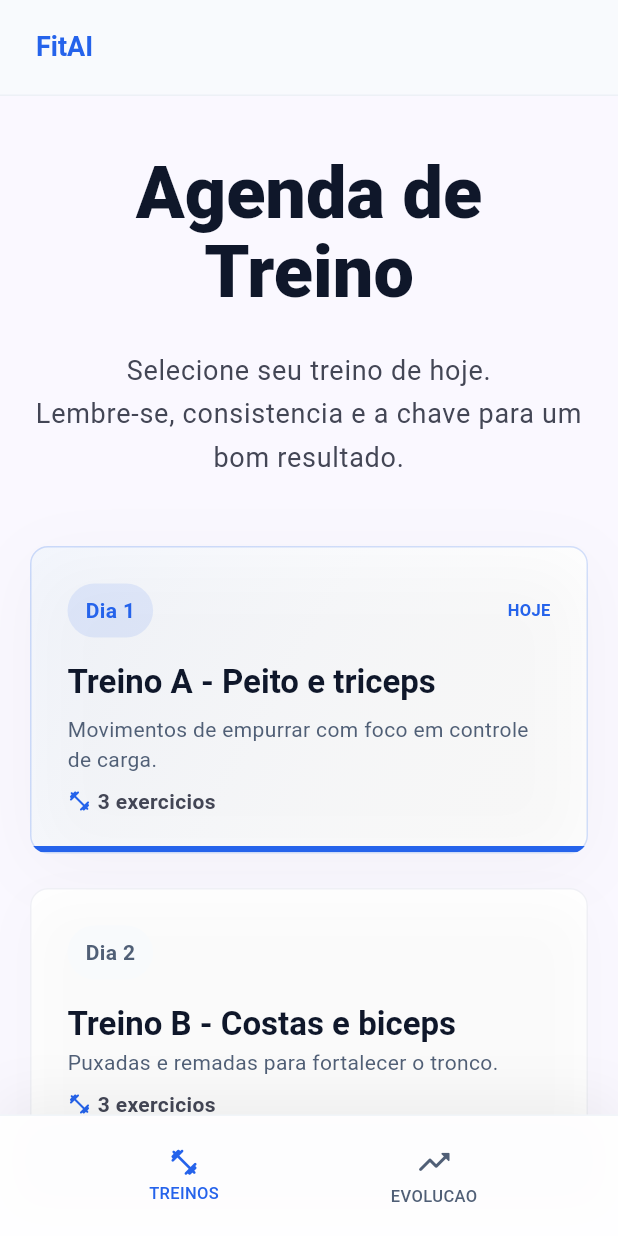
After one commit to queirozzruan/FitAI-app, a Flutter app: the HomeScreen screen opened by its route, on a phone screen of 412 x 824 dp. The commit adds this screen. Run offline on Flutter 3.47's test engine with Material 3 defaults, Android fonts, the phone set to English and light mode, and no system bars.

Commit message:
feat: cria home com agenda de treinos

```diff
--- a/lib/app/routes.dart
+++ b/lib/app/routes.dart
@@ -1,5 +1,6 @@
 import 'package:fitai/features/anamnesis/presentation/anamnesis_screen.dart';
 import 'package:fitai/features/auth/presentation/auth_screen.dart';
+import 'package:fitai/features/home/presentation/home_screen.dart';
 import 'package:fitai/features/onboarding/presentation/onboarding_screen.dart';
 import 'package:fitai/features/splash/presentation/splash_screen.dart';
 import 'package:flutter/material.dart';
@@ -26,6 +27,11 @@ abstract final class AppRoutes {
         Navigator.of(context).pushReplacementNamed(anamnesis);
       },
     ),
-    anamnesis: (_) => const AnamnesisScreen(),
+    anamnesis: (context) => AnamnesisScreen(
+      onContinue: () {
+        Navigator.of(context).pushReplacementNamed(home);
+      },
+    ),
+    home: (_) => const HomeScreen(),
   };
 }
--- a/lib/data/mock/mock_workouts.dart
+++ b/lib/data/mock/mock_workouts.dart
@@ -116,6 +116,82 @@ const mockWorkouts = [
       ),
     ],
   ),
+  Workout(
+    id: 'workout-d',
+    name: 'Treino D - Ombros e core',
+    description: 'Estabilidade de tronco e controle para elevar cargas.',
+    dayLabel: 'D',
+    exercises: [
+      Exercise(
+        id: 'shoulder-press',
+        name: 'Desenvolvimento com halteres',
+        muscleGroup: 'Ombros',
+        sets: 4,
+        reps: '8-10',
+        suggestedLoad: 18,
+        restSeconds: 75,
+        instructions: 'Mantenha o tronco firme e controle a descida.',
+      ),
+      Exercise(
+        id: 'lateral-raise',
+        name: 'Elevacao lateral',
+        muscleGroup: 'Ombros',
+        sets: 3,
+        reps: '12',
+        suggestedLoad: 8,
+        restSeconds: 60,
+        instructions: 'Suba ate a linha dos ombros sem balancar.',
+      ),
+      Exercise(
+        id: 'plank',
+        name: 'Prancha',
+        muscleGroup: 'Core',
+        sets: 3,
+        reps: '40 s',
+        suggestedLoad: 0,
+        restSeconds: 45,
+        instructions: 'Contraia abdomen e gluteos durante a serie.',
+      ),
+    ],
+  ),
+  Workout(
+    id: 'workout-e',
+    name: 'Treino E - Corpo todo',
+    description: 'Sessao completa para reforcar frequencia e tecnica.',
+    dayLabel: 'E',
+    exercises: [
+      Exercise(
+        id: 'goblet-squat',
+        name: 'Agachamento goblet',
+        muscleGroup: 'Pernas',
+        sets: 3,
+        reps: '10',
+        suggestedLoad: 24,
+        restSeconds: 75,
+        instructions: 'Desca com controle e mantenha o peito aberto.',
+      ),
+      Exercise(
+        id: 'push-up',
+        name: 'Flexao de bracos',
+        muscleGroup: 'Peito',
+        sets: 3,
+        reps: '10-12',
+        suggestedLoad: 0,
+        restSeconds: 60,
+        instructions: 'Alinhe quadril e ombros durante o movimento.',
+      ),
+      Exercise(
+        id: 'cable-row',
+        name: 'Remada no cabo',
+        muscleGroup: 'Costas',
+        sets: 3,
+        reps: '12',
+        suggestedLoad: 42,
+        restSeconds: 60,
+        instructions: 'Puxe com cotovelos proximos ao corpo.',
+      ),
+    ],
+  ),
 ];
 
 final mockWorkoutOfTheDay = mockWorkouts.first;
--- /dev/null
+++ b/lib/features/home/presentation/home_screen.dart
@@ -0,0 +1,347 @@
+import 'package:fitai/app/theme.dart';
+import 'package:fitai/core/constants/app_spacing.dart';
+import 'package:fitai/data/mock/mock_workouts.dart';
+import 'package:fitai/models/workout.dart';
+import 'package:flutter/material.dart';
+
+class HomeScreen extends StatelessWidget {
+  const HomeScreen({super.key, this.onWorkoutSelected});
+
+  final ValueChanged<Workout>? onWorkoutSelected;
+
+  @override
+  Widget build(BuildContext context) {
+    return Scaffold(
+      backgroundColor: _homeBackground,
+      body: SafeArea(
+        child: Column(
+          children: [
+            const _HomeHeader(),
+            Expanded(
+              child: SingleChildScrollView(
+                padding: const EdgeInsets.fromLTRB(20, 38, 20, 36),
+                child: Column(
+                  children: [
+                    Text(
+                      'Agenda de Treino',
+                      textAlign: TextAlign.center,
+                      style: Theme.of(context).textTheme.displaySmall
+                          ?.copyWith(
+                            fontSize: 48,
+                            fontWeight: FontWeight.w800,
+                            height: 1.1,
+                          ),
+                    ),
+                    const SizedBox(height: AppSpacing.lg),
+                    Text(
+                      'Selecione seu treino de hoje.\nLembre-se, consistencia e a chave para um bom resultado.',
+                      textAlign: TextAlign.center,
+                      style: Theme.of(context).textTheme.bodyLarge?.copyWith(
+                        color: const Color(0xFF434655),
+                        fontSize: 18,
+                        height: 1.6,
+                      ),
+                    ),
+                    const SizedBox(height: 45),
+                    for (var index = 0; index < mockWorkouts.length; index++)
+                      Padding(
+                        padding: EdgeInsets.only(
+                          bottom: index == mockWorkouts.length - 1 ? 0 : 23,
+                        ),
+                        child: _WorkoutDayCard(
+                          dayIndex: index,
+                          isActive: index == 0,
+                          onPressed: onWorkoutSelected == null
+                              ? null
+                              : () => onWorkoutSelected!(mockWorkouts[index]),
+                          workout: mockWorkouts[index],
+                        ),
+                      ),
+                  ],
+                ),
+              ),
+            ),
+          ],
+        ),
+      ),
+      bottomNavigationBar: const _HomeBottomBar(),
+    );
+  }
+}
+
+class _HomeHeader extends StatelessWidget {
+  const _HomeHeader();
+
+  @override
+  Widget build(BuildContext context) {
+    return Container(
+      alignment: Alignment.centerLeft,
+      decoration: const BoxDecoration(
+        border: Border(bottom: BorderSide(color: Color(0x80E2E8F0))),
+        color: Color(0xCCF8FAFC),
+      ),
+      height: 64,
+      padding: const EdgeInsets.symmetric(horizontal: AppSpacing.lg),
+      width: double.infinity,
+      child: Text(
+        'FitAI',
+        style: Theme.of(context).textTheme.titleLarge?.copyWith(
+          color: FitAiColors.royalBlue,
+          fontSize: 18,
+          fontWeight: FontWeight.w700,
+        ),
+      ),
+    );
+  }
+}
+
+class _WorkoutDayCard extends StatelessWidget {
+  const _WorkoutDayCard({
+    required this.dayIndex,
+    required this.isActive,
+    required this.onPressed,
+    required this.workout,
+  });
+
+  final int dayIndex;
+  final bool isActive;
+  final VoidCallback? onPressed;
+  final Workout workout;
+
+  @override
+  Widget build(BuildContext context) {
+    return Material(
+      color: FitAiColors.white,
+      borderRadius: BorderRadius.circular(12),
+      child: InkWell(
+        borderRadius: BorderRadius.circular(12),
+        onTap: onPressed,
+        child: Container(
+          height: isActive ? 205 : 179,
+          clipBehavior: Clip.antiAlias,
+          decoration: BoxDecoration(
+            border: Border.all(
+              color: isActive
+                  ? const Color(0x332563EB)
+                  : const Color(0x80E1E2ED),
+            ),
+            borderRadius: BorderRadius.circular(12),
+            boxShadow: [
+              BoxShadow(
+                blurRadius: isActive ? 40 : 30,
+                color: isActive
+                    ? const Color(0x08000000)
+                    : const Color(0x05000000),
+                offset: const Offset(0, 10),
+              ),
+            ],
+            gradient: isActive
+                ? const LinearGradient(
+                    begin: Alignment.topLeft,
+                    end: Alignment.bottomRight,
+                    colors: [Color(0x0D2563EB), Color(0x00FFFFFF)],
+                  )
+                : null,
+          ),
+          child: Stack(
+            children: [
+              Padding(
+                padding: const EdgeInsets.all(AppSpacing.lg),
+                child: Column(
+                  crossAxisAlignment: CrossAxisAlignment.start,
+                  mainAxisAlignment: MainAxisAlignment.spaceBetween,
+                  children: [
+                    Column(
+                      crossAxisAlignment: CrossAxisAlignment.start,
+                      children: [
+                        Row(
+                          children: [
+                            _DayBadge(dayIndex: dayIndex, isActive: isActive),
+                            const Spacer(),
+                            if (isActive) const _TodayBadge(),
+                          ],
+                        ),
+                        const SizedBox(height: AppSpacing.md),
+                        Text(
+                          workout.name,
+                          maxLines: 1,
+                          overflow: TextOverflow.ellipsis,
+                          style: Theme.of(context).textTheme.titleLarge
+                              ?.copyWith(
+                                fontSize: 22,
+                                fontWeight: FontWeight.w700,
+                              ),
+                        ),
+                      ],
+                    ),
+                    Column(
+                      crossAxisAlignment: CrossAxisAlignment.start,
+                      children: [
+                        Text(
+                          workout.description,
+                          maxLines: isActive ? 2 : 1,
+                          overflow: TextOverflow.ellipsis,
+                          style: Theme.of(context).textTheme.bodyMedium
+                              ?.copyWith(color: const Color(0xFF505F76)),
+                        ),
+                        const SizedBox(height: AppSpacing.sm),
+                        Row(
+                          children: [
+                            const Icon(
+                              Icons.fitness_center_rounded,
+                              color: FitAiColors.royalBlue,
+                              size: 16,
+                            ),
+                            const SizedBox(width: AppSpacing.xs),
+                            Text(
+                              '${workout.exercises.length} exercicios',
+                              style: Theme.of(context).textTheme.bodyMedium
+                                  ?.copyWith(
+                                    color: const Color(0xFF434655),
+                                    fontWeight: FontWeight.w600,
+                                  ),
+                            ),
+                          ],
+                        ),
+                      ],
+                    ),
+                  ],
+                ),
+              ),
+              if (isActive)
+                const Positioned(
+                  bottom: 0,
+                  left: 0,
+                  right: 0,
+                  child: ColoredBox(
+                    color: FitAiColors.royalBlue,
+                    child: SizedBox(height: 4),
+                  ),
+                ),
+            ],
+          ),
+        ),
+      ),
+    );
+  }
+}
+
+class _DayBadge extends StatelessWidget {
+  const _DayBadge({required this.dayIndex, required this.isActive});
+
+  final int dayIndex;
+  final bool isActive;
+
+  @override
+  Widget build(BuildContext context) {
+    return Container(
+      padding: const EdgeInsets.symmetric(horizontal: 12, vertical: 8),
+      decoration: BoxDecoration(
+        borderRadius: BorderRadius.circular(999),
+        color: isActive ? const Color(0x1A2563EB) : const Color(0xFFF8FAFC),
+      ),
+      child: Text(
+        'Dia ${dayIndex + 1}',
+        style: Theme.of(context).textTheme.bodyMedium?.copyWith(
+          color: isActive ? FitAiColors.royalBlue : const Color(0xFF505F76),
+          fontWeight: FontWeight.w600,
+        ),
+      ),
+    );
+  }
+}
+
+class _TodayBadge extends StatelessWidget {
+  const _TodayBadge();
+
+  @override
+  Widget build(BuildContext context) {
+    return Text(
+      'HOJE',
+      style: Theme.of(context).textTheme.bodyMedium?.copyWith(
+        color: FitAiColors.royalBlue,
+        fontSize: 11,
+        fontWeight: FontWeight.w700,
+      ),
+    );
+  }
+}
+
+class _HomeBottomBar extends StatelessWidget {
+  const _HomeBottomBar();
+
+  @override
+  Widget build(BuildContext context) {
+    return Container(
+      decoration: const BoxDecoration(
+        border: Border(top: BorderSide(color: Color(0xFFF1F5F9))),
+        boxShadow: [
+          BoxShadow(
+            blurRadius: 30,
+            color: Color(0x0D000000),
+            offset: Offset(0, -10),
+          ),
+        ],
+        color: Color(0xE6FFFFFF),
+      ),
+      child: SafeArea(
+        top: false,
+        child: SizedBox(
+          height: 80,
+          child: Row(
+            mainAxisAlignment: MainAxisAlignment.spaceEvenly,
+            children: const [
+              _BottomBarItem(
+                icon: Icons.fitness_center_rounded,
+                isActive: true,
+                label: 'TREINOS',
+              ),
+              _BottomBarItem(
+                icon: Icons.trending_up_rounded,
+                label: 'EVOLUCAO',
+              ),
+            ],
+          ),
+        ),
+      ),
+    );
+  }
+}
+
+class _BottomBarItem extends StatelessWidget {
+  const _BottomBarItem({
+    required this.icon,
+    required this.label,
+    this.isActive = false,
+  });
+
+  final IconData icon;
+  final bool isActive;
+  final String label;
+
+  @override
+  Widget build(BuildContext context) {
+    final color = isActive ? FitAiColors.royalBlue : const Color(0xFF505F76);
+
+    return SizedBox(
+      width: 88,
+      child: Column(
+        mainAxisAlignment: MainAxisAlignment.center,
+        children: [
+          Icon(icon, color: color, size: isActive ? 21 : 25),
+          const SizedBox(height: 3),
+          Text(
+            label,
+            style: Theme.of(context).textTheme.bodyMedium?.copyWith(
+              color: color,
+              fontSize: 11,
+              fontWeight: FontWeight.w500,
+            ),
+          ),
+        ],
+      ),
+    );
+  }
+}
+
+const _homeBackground = Color(0xFFFAF8FF);
```
Also changed, not shown: 1 other file.
